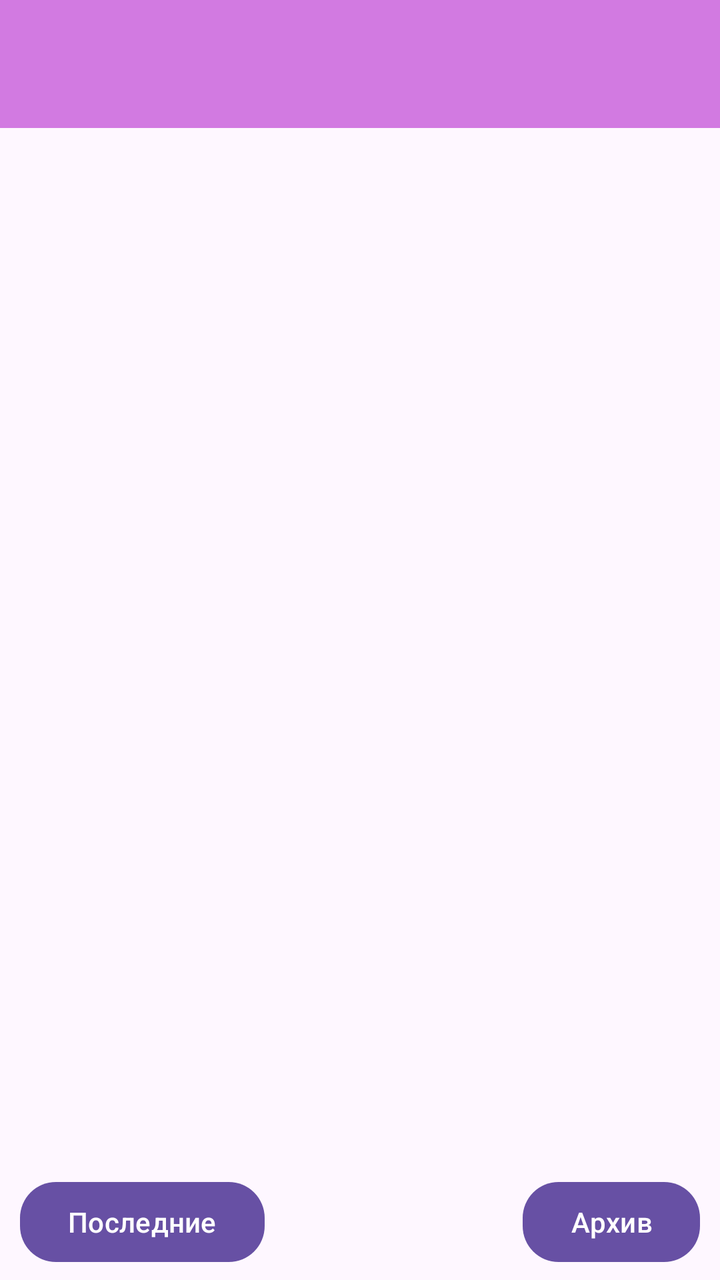
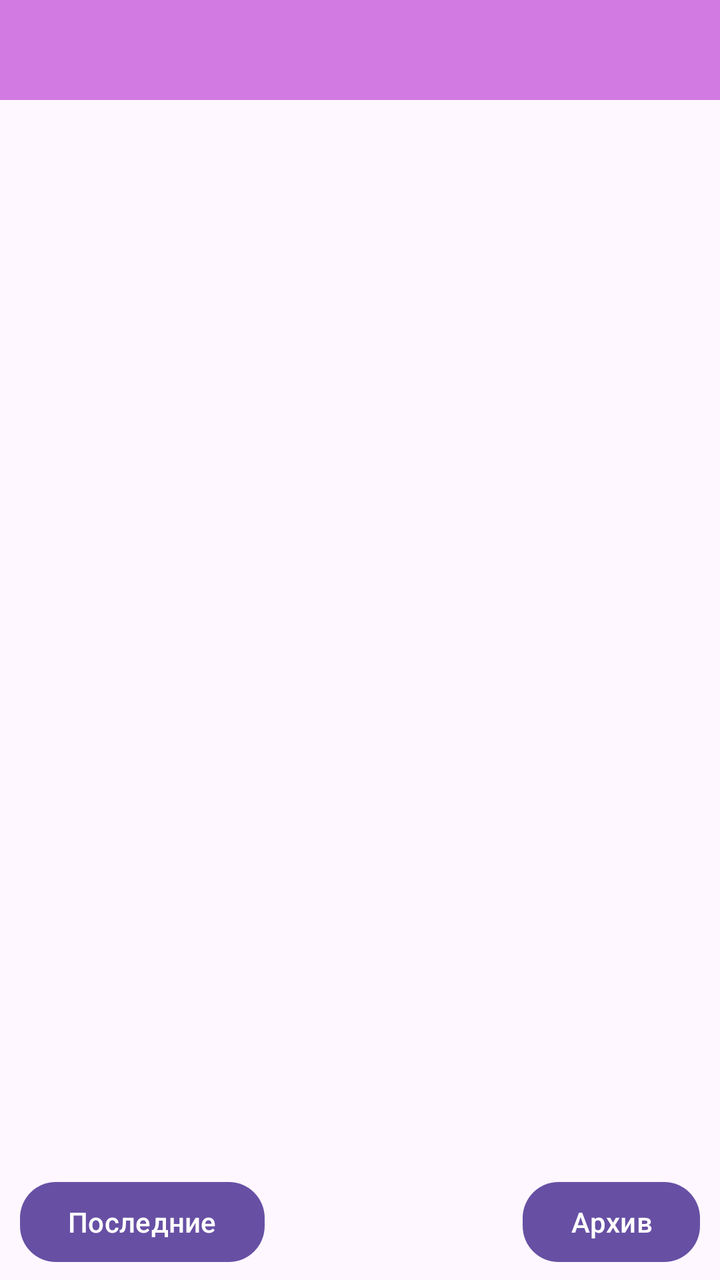

Compare the two renders of this Android layout. The source of the first and the diff that turns it into the second are given below.
<!-- AndroidManifest.xml: application theme Theme.AppFond -->
<!-- res/layout/activity_blog.xml -->
<?xml version="1.0" encoding="utf-8"?>
<androidx.constraintlayout.widget.ConstraintLayout xmlns:android="http://schemas.android.com/apk/res/android"
    xmlns:app="http://schemas.android.com/apk/res-auto"
    xmlns:tools="http://schemas.android.com/tools"
    android:id="@+id/main"
    android:layout_width="match_parent"
    android:layout_height="match_parent"
    tools:context=".BlogActivity">

    <androidx.constraintlayout.widget.ConstraintLayout
        android:layout_width="match_parent"
        android:layout_height="match_parent">

        <androidx.appcompat.widget.Toolbar
            android:id="@+id/blogToolbarForm"
            android:layout_width="0dp"
            android:layout_height="wrap_content"
            android:background="@color/fiol_bleed"
            app:layout_constraintEnd_toEndOf="parent"
            app:layout_constraintStart_toStartOf="parent"
            app:layout_constraintTop_toTopOf="parent">

        </androidx.appcompat.widget.Toolbar>

        <ProgressBar
            android:id="@+id/progressBarHome"
            style="?android:attr/progressBarStyleHorizontal"
            android:layout_width="0dp"
            android:layout_height="wrap_content"
            android:indeterminate="true"
            android:indeterminateTint="@color/fiol"
            android:visibility="invisible"
            app:layout_constraintEnd_toEndOf="parent"
            app:layout_constraintHorizontal_bias="0.0"
            app:layout_constraintStart_toStartOf="parent"
            app:layout_constraintTop_toBottomOf="@+id/blogToolbarForm" />

        <androidx.recyclerview.widget.RecyclerView
            android:id="@+id/blog_list_view"
            android:layout_width="0dp"
            android:layout_height="0dp"
            app:layout_constraintBottom_toBottomOf="parent"
            app:layout_constraintEnd_toEndOf="parent"
            app:layout_constraintStart_toStartOf="parent"
            app:layout_constraintTop_toBottomOf="@+id/progressBarHome">

        </androidx.recyclerview.widget.RecyclerView>

        <Button
            android:id="@+id/buttonLastCount"
            android:layout_width="wrap_content"
            android:layout_height="wrap_content"
            android:layout_marginStart="10dp"
            android:layout_marginBottom="5dp"
            android:text="Последние"
            app:cornerRadius="18dp"
            app:layout_constraintBottom_toBottomOf="parent"
            app:layout_constraintStart_toStartOf="parent" />

        <Button
            android:id="@+id/buttonArcCount"
            android:layout_width="wrap_content"
            android:layout_height="wrap_content"
            android:layout_marginEnd="10dp"
            android:layout_marginBottom="5dp"
            android:text="Архив"
            app:cornerRadius="18dp"
            app:layout_constraintBottom_toBottomOf="parent"
            app:layout_constraintEnd_toEndOf="parent" />
    </androidx.constraintlayout.widget.ConstraintLayout>
</androidx.constraintlayout.widget.ConstraintLayout>
<!-- resources referenced by this layout -->
<resources>
  <color name="fiol">#9C27B0</color>
  <color name="fiol_bleed">#D27AE1</color>
  <style name="Theme.AppFond" parent="Theme.MaterialComponents.DayNight.NoActionBar">
          
          <item name="colorPrimary">@color/fiol</item>
          <item name="colorPrimaryVariant">@color/fiol</item>
          <item name="colorOnPrimary">@color/white</item>
          
          <item name="colorSecondary">@color/purple_400</item>
          <item name="colorSecondaryVariant">@color/purple_800</item>
          <item name="colorOnSecondary">@color/black</item>
          
          <item name="android:statusBarColor">?attr/colorPrimaryVariant</item>
          
      </style>
  <color name="white">#FFFFFFFF</color>
  <color name="black">#FF000000</color>
</resources>

<!-- the commit's change to res/layout/activity_blog.xml (unified diff, before → after) -->
@@ -9,12 +9,16 @@
 
     <androidx.constraintlayout.widget.ConstraintLayout
         android:layout_width="match_parent"
-        android:layout_height="match_parent">
+        android:layout_height="match_parent"
+        app:layout_constraintBottom_toBottomOf="parent"
+        app:layout_constraintEnd_toEndOf="parent"
+        app:layout_constraintStart_toStartOf="parent"
+        app:layout_constraintTop_toTopOf="parent">
 
         <androidx.appcompat.widget.Toolbar
             android:id="@+id/blogToolbarForm"
             android:layout_width="0dp"
-            android:layout_height="wrap_content"
+            android:layout_height="50dp"
             android:background="@color/fiol_bleed"
             app:layout_constraintEnd_toEndOf="parent"
             app:layout_constraintStart_toStartOf="parent"
